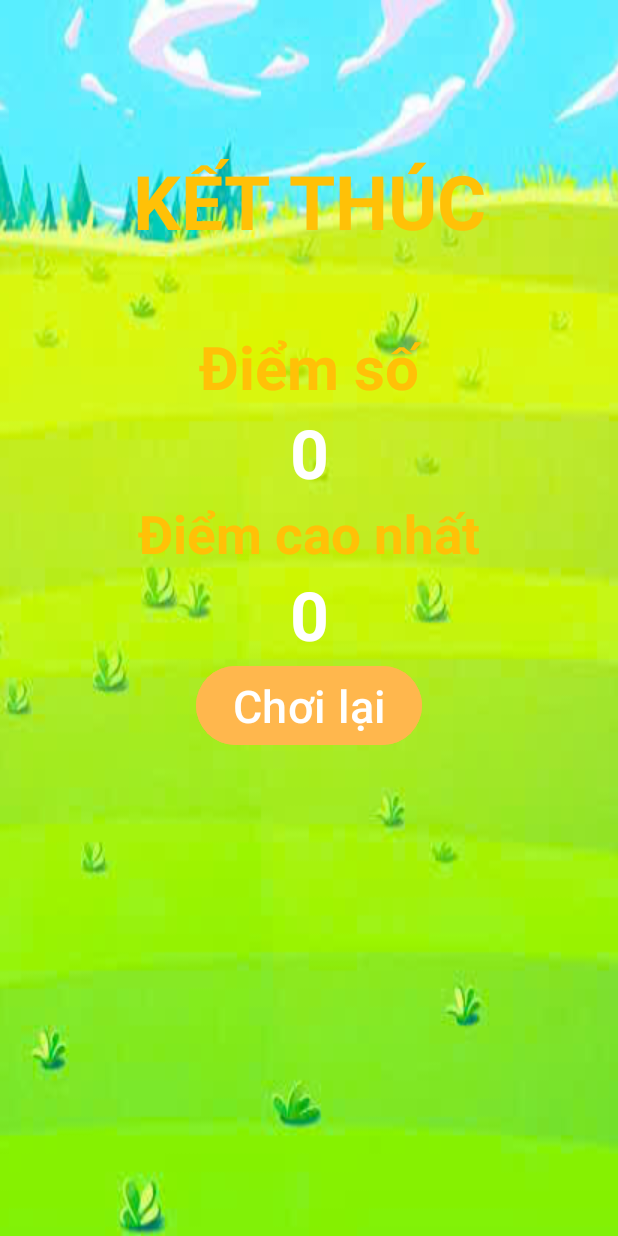
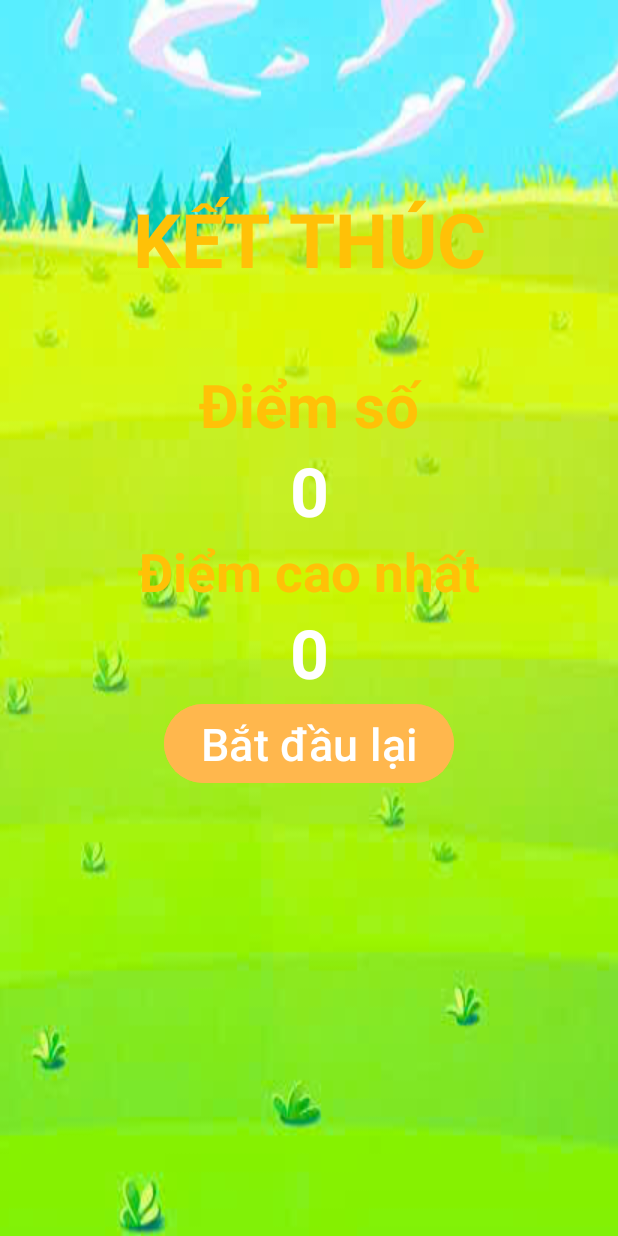
Before and after one commit to DQM1NH/MAP_BTL_G08, an Android app: the End_game screen opened directly, with no data from a screen before it, on a phone screen of 412 x 824 dp. Run offline under Robolectric (Android 15) with nearby library versions, the light colour scheme and no system bars; 2 statements that could not run were skipped.

Commit message:
update_18_11

```diff
--- a/app/src/main/java/com/example/map_btl_g08/PlayActivity.java
+++ b/app/src/main/java/com/example/map_btl_g08/PlayActivity.java
@@ -35,7 +35,7 @@ public class PlayActivity extends AppCompatActivity {
         super.onCreate(savedInstanceState);
         setContentView(R.layout.activity_play);
 
-        // Ánh xạ view
+        // Anh xa view
         tvScore = findViewById(R.id.tvScore);
         tvTimer = findViewById(R.id.tvTimer);
 
--- a/app/src/main/res/layout/activity_end_game.xml
+++ b/app/src/main/res/layout/activity_end_game.xml
@@ -10,7 +10,7 @@
     tools:context=".End_game">
     <RelativeLayout
         android:layout_width="match_parent"
-        android:layout_height="100dp">
+        android:layout_height="125dp">
     </RelativeLayout>
 
     <TextView
@@ -76,7 +76,7 @@
         android:layout_width="wrap_content"
         android:layout_height="wrap_content"
         android:backgroundTint="#FFB74D"
-        android:text="Chơi lại"
+        android:text="Bắt đầu lại"
         android:textSize="30dp"
         android:textAlignment="center"
         android:layout_gravity="center"/>
--- a/app/src/main/res/layout/activity_start_game.xml
+++ b/app/src/main/res/layout/activity_start_game.xml
@@ -51,7 +51,7 @@
             android:layout_height="207dp"
             android:layout_alignParentEnd="true"
             android:layout_alignParentBottom="true"
-            android:layout_marginEnd="-8dp"
+            android:layout_marginEnd="-9dp"
             android:layout_marginBottom="32dp"
             android:src="@drawable/ic_mole"/>
 
@@ -64,7 +64,6 @@
             android:layout_marginStart="198dp"
             android:layout_marginTop="25dp"
             app:srcCompat="@drawable/ic_hammer"/>
-
     </RelativeLayout>
 
     <Button
```
